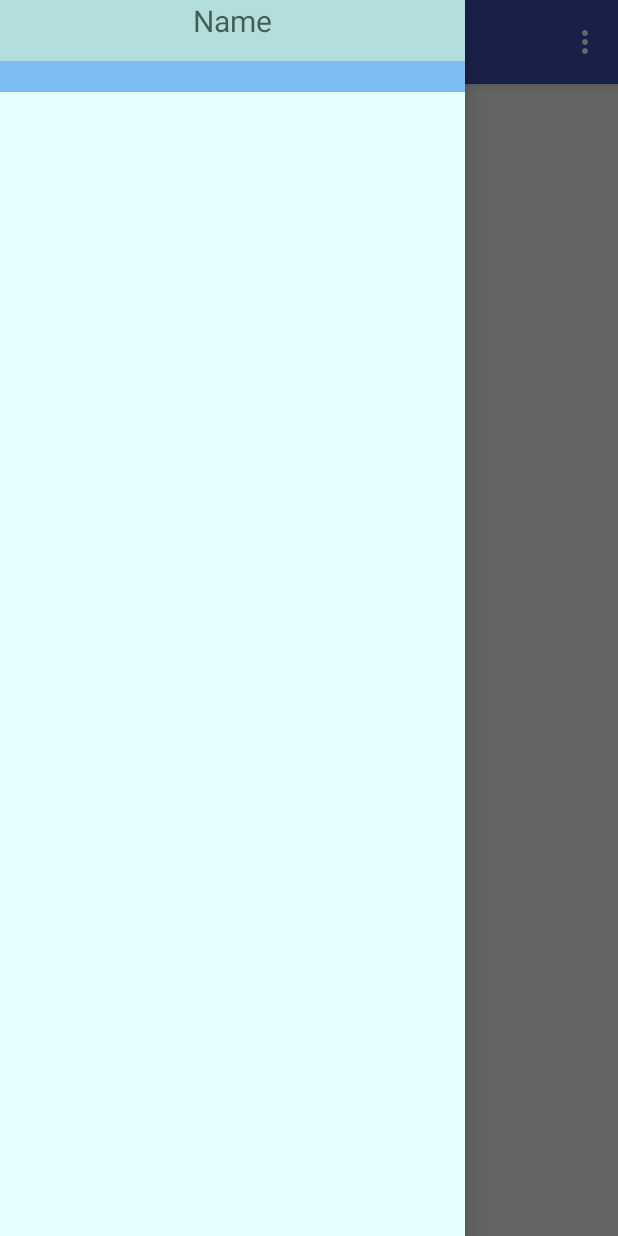
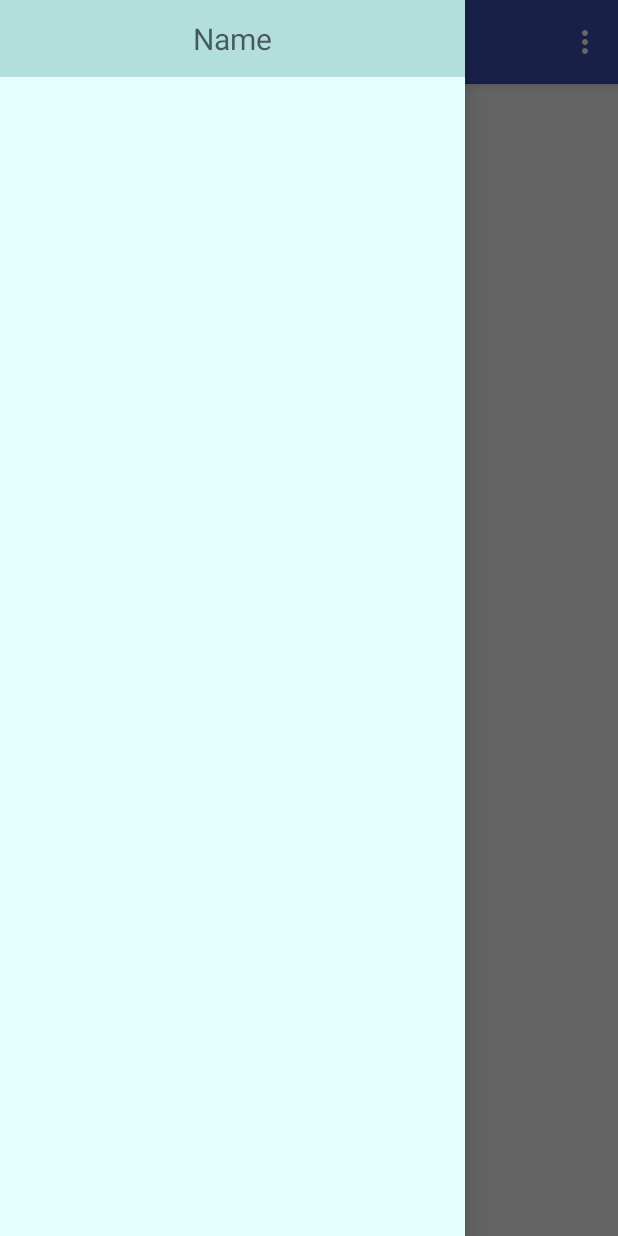
Before and after one commit to togoro360/heroesWear, an Android app: the HomePageActivity screen opened directly, with no data from a screen before it, with the side drawer open, on a phone screen of 412 x 824 dp. Run offline under Robolectric (Android 15) with nearby library versions, the phone set to English and light mode, and no system bars; our stand-ins replace Firebase (no records; nobody signed in at launch, a user with empty details on screens opened directly).

Commit message:
start design

```diff
--- a/HeroesMakers/app/src/main/java/app/heroeswear/com/heroesmakers/login/LoginSignInActivity.kt
+++ b/HeroesMakers/app/src/main/java/app/heroeswear/com/heroesmakers/login/LoginSignInActivity.kt
@@ -16,9 +16,7 @@
 
 package app.heroeswear.com.heroesmakers.login
 
-import android.content.Intent
 import android.os.Bundle
-import android.os.PersistableBundle
 import android.text.TextUtils
 import android.util.Log
 import android.view.View
@@ -26,7 +24,6 @@ import android.widget.EditText
 import android.widget.TextView
 import android.widget.Toast
 import app.heroeswear.com.common.FBCalbacks
-import app.heroeswear.com.heroesfb.FirebaseManager
 
 import com.google.firebase.auth.FirebaseAuth
 import com.google.firebase.auth.FirebaseUser
@@ -219,10 +216,12 @@ class LoginSignInActivity : BaseActivity(), View.OnClickListener, FBCalbacks {
                 mUser.email = user?.email
             }
         initEmpaE4()
+        hideProgressDialog()
         openHomePage(mUser)
     }
 
     override fun onSignOutCompleted() {
+//        finish()
         TODO("not implemented") //To change body of created functions use File | Settings | File Templates.
     }
     override fun onClick(v: View) {
--- a/HeroesMakers/app/src/main/res/layout/navigation_header.xml
+++ b/HeroesMakers/app/src/main/res/layout/navigation_header.xml
@@ -25,36 +25,15 @@
             android:gravity="center_horizontal"
             android:hint="Name"
             android:maxLines="1"
-            android:textColor="@color/grey_300"
+            android:textColor="@color/p_dark_black"
             android:textSize="20sp"
+            android:layout_margin="12dp"
             tools:text="Android Studio"/>
 
 
     </LinearLayout>
 
-    <FrameLayout
-        android:layout_width="match_parent"
-        android:layout_height="34dp">
 
-        <LinearLayout
-            android:layout_width="match_parent"
-            android:layout_height="match_parent"
-            android:orientation="vertical">
-
-            <FrameLayout
-                android:layout_width="match_parent"
-                android:layout_height="0dp"
-                android:layout_weight="4"
-                android:background="@drawable/nav_bar_background_selector"/>
-
-            <FrameLayout
-                android:layout_width="match_parent"
-                android:layout_height="0dp"
-                android:layout_weight="6"
-                android:background="#7bbdf2"/>
-        </LinearLayout>
-
-    </FrameLayout>
 
 
 
--- a/HeroesMakers/app/src/main/res/values/styles.xml
+++ b/HeroesMakers/app/src/main/res/values/styles.xml
@@ -40,6 +40,8 @@
 
     <style name="DrawerTheme" parent="Theme.AppCompat.Light">
         <!--<item name="android:colorControlHighlight">@color/guid_c17</item>-->
+        <item name="android:layout_width">wrap_content</item>
+        <item name="android:layout_height">wrap_content</item>
         <item name="android:listDivider">@color/p_drawer</item>
     </style>
 
@@ -57,9 +59,14 @@
         <item name="windowNoTitle">true</item>
     </style>
 
-    <style name="AppTheme.AppBarOverlay" parent="ThemeOverlay.AppCompat.Dark.ActionBar"/>
+    <style name="AppTheme.AppBarOverlay" parent="ThemeOverlay.AppCompat.Dark.ActionBar">
+        <item name="android:textColor">@color/white</item>
+        <item name="android:fontFamily">sans-serif-light</item>
+        <item name="android:textColor">@color/p_dark</item>
+    </style>
 
-    <style name="AppTheme.PopupOverlay" parent="ThemeOverlay.AppCompat.Light"/>
+
+<style name="AppTheme.PopupOverlay" parent="ThemeOverlay.AppCompat.Light"/>
 
 
 
--- a/HeroesMakers/heroesfb/src/main/java/app/heroeswear/com/heroesfb/FirebaseManager.kt
+++ b/HeroesMakers/heroesfb/src/main/java/app/heroeswear/com/heroesfb/FirebaseManager.kt
@@ -57,6 +57,7 @@ class FirebaseManager() {
                 Logger.d("Success")
                 mCurrentUser = mAuth.currentUser
                 updateUserToken()
+                callback.onSignInCompleted(mCurrentUser)
 
             } else {
                 // If sign in fails, display a message to the user.
```
Also changed, not shown: HeroesMakers/app/src/main/res/values/colors.xml (+10 -0 lines).
